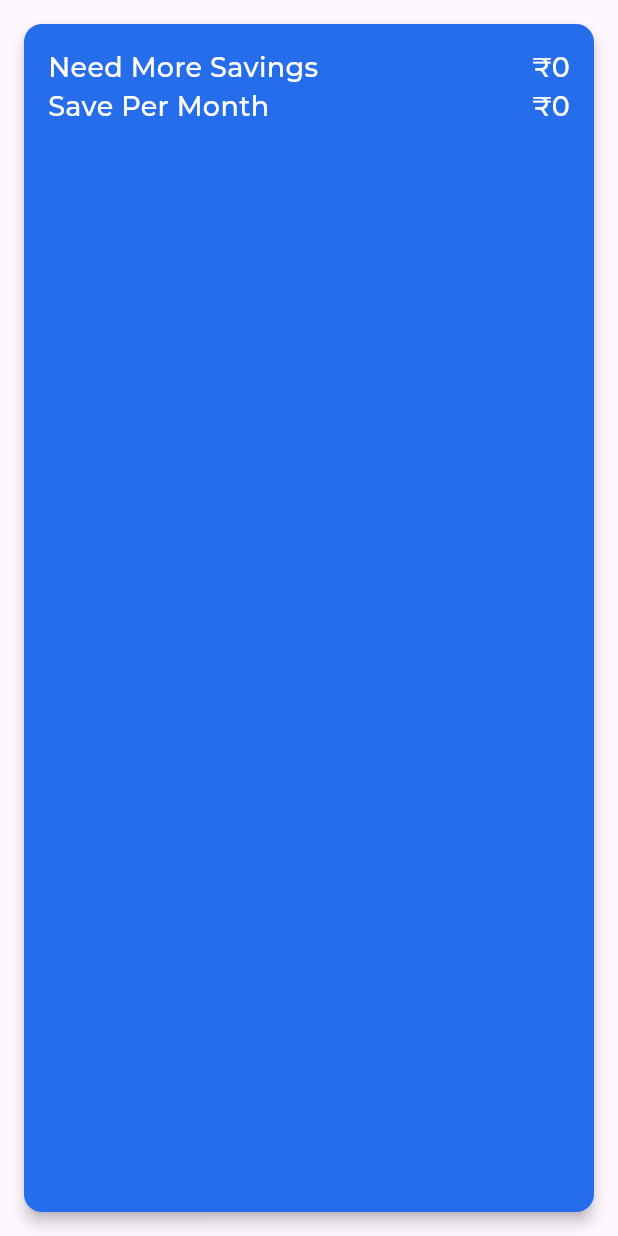
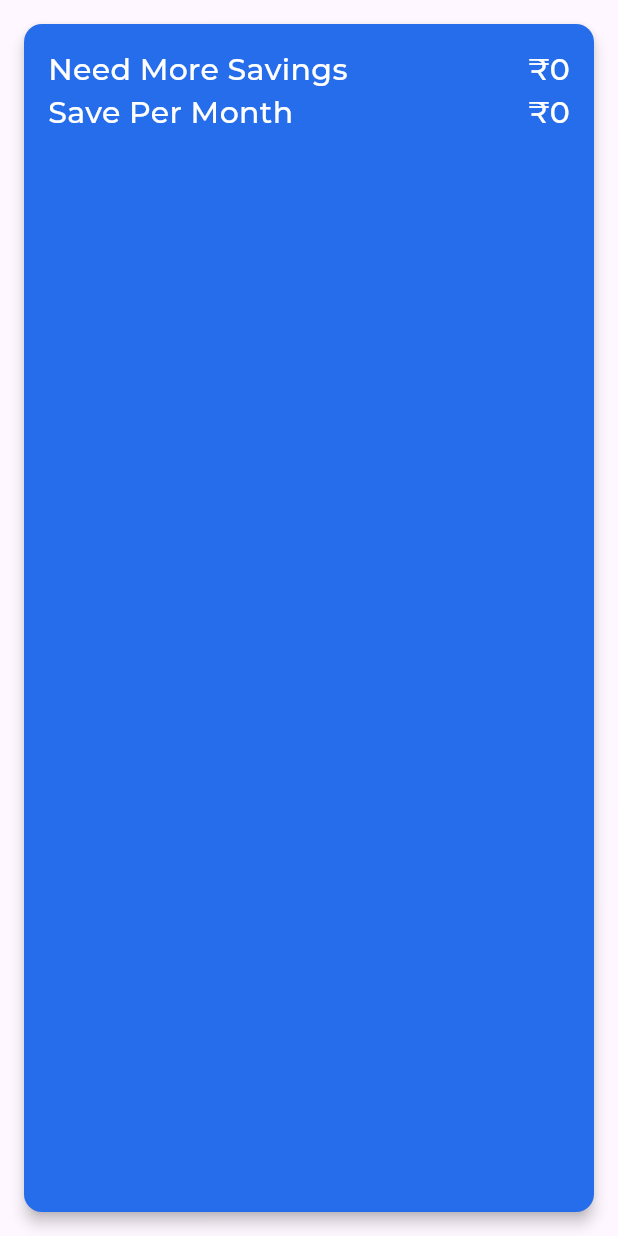
Before and after one commit to Shreyansh-Tripathi/Savey, a Flutter app: the DataCard widget shown alone on an empty page, opened directly with empty values, on a phone screen of 412 x 824 dp. Run offline on Flutter 3.47's test engine with Material 3 defaults, Android fonts, the light colour scheme and no system bars; our stand-ins replace cloud_firestore, firebase_core; accounts and stored records are empty; project files that could hold a hidden picture were left out.

Commit message:
added constants

```diff
--- /dev/null
+++ b/devtools_options.yaml
@@ -0,0 +1 @@
+extensions:
--- a/lib/constants/color_constants.dart
+++ b/lib/constants/color_constants.dart
@@ -6,6 +6,9 @@ class ColorConstants {
   static const redColor = Colors.red;
   static const greenColor = Colors.green;
   static const cardBlue = Color(0xFF256DEA);
+  static const white = Colors.white;
+  static const offWhite = Color.fromARGB(255, 209, 209, 209);
+  static const black = Colors.black;
   static const colorsList = [
     Color(0xff2671F3),
     Color(0xffFF5733),
@@ -15,4 +18,32 @@ class ColorConstants {
     Color(0xfffffafa),
     Color(0xff27DCC2),
   ];
+
+  static const appTextTheme = TextTheme(
+    displayLarge: TextStyle(
+      color: white,
+      fontWeight: FontWeight.bold,
+      fontSize: 40,
+    ),
+    displayMedium: TextStyle(
+      color: white,
+      fontWeight: FontWeight.bold,
+      fontSize: 20,
+    ),
+    displaySmall: TextStyle(
+      color: white,
+      fontWeight: FontWeight.bold,
+      fontSize: 15,
+    ),
+    bodyMedium: TextStyle(
+      color: white,
+      fontWeight: FontWeight.normal,
+      fontSize: 20,
+    ),
+    bodySmall: TextStyle(
+      color: black,
+      fontWeight: FontWeight.bold,
+      fontSize: 15,
+    ),
+  );
 }
--- a/lib/my_app.dart
+++ b/lib/my_app.dart
@@ -19,6 +19,7 @@ class MyApp extends StatelessWidget {
     return  MaterialApp(
       theme: ThemeData(
         fontFamily: 'Montserrat',
+        textTheme: ColorConstants.appTextTheme,
       ),
       debugShowCheckedModeBanner: false,
       home: ChangeNotifierProvider(
--- a/lib/ui/widgets/data_card.dart
+++ b/lib/ui/widgets/data_card.dart
@@ -29,21 +29,13 @@ class DataCard extends StatelessWidget {
               crossAxisAlignment: CrossAxisAlignment.start,
               mainAxisAlignment: MainAxisAlignment.spaceBetween,
               children: [
-                const Text(
+                Text(
                   StringConstants.needMoreSavings,
-                  style:  TextStyle(
-                    color: Colors.white,
-                    fontSize: 18.0,
-                    fontWeight: FontWeight.normal,
-                  ),
+                  style: Theme.of(context).textTheme.bodyMedium,
                 ),
                 Text(
                   '${StringConstants.currencySymbol}$amountLeft',
-                  style: const TextStyle(
-                    color: Colors.white,
-                    fontSize: 18.0,
-                    fontWeight: FontWeight.normal,
-                  ),
+                  style: Theme.of(context).textTheme.bodyMedium,
                 ),
               ],
             ),
@@ -51,21 +43,13 @@ class DataCard extends StatelessWidget {
               crossAxisAlignment: CrossAxisAlignment.start,
               mainAxisAlignment: MainAxisAlignment.spaceBetween,
               children: [
-                const Text(
+                Text(
                   StringConstants.savePerMonth,
-                  style:  TextStyle(
-                    color: Colors.white,
-                    fontSize: 18.0,
-                    fontWeight: FontWeight.normal,
-                  ),
+                  style: Theme.of(context).textTheme.bodyMedium,
                 ),
                 Text(
                   '${StringConstants.currencySymbol}$savePerMonth',
-                  style: const TextStyle(
-                    color: Colors.white,
-                    fontSize: 18.0,
-                    fontWeight: FontWeight.normal,
-                  ),
+                  style: Theme.of(context).textTheme.bodyMedium,
                 ),
               ],
             ),
```
Also changed, not shown: lib/ui/screen/goal_detail_screen.dart (+34 -51 lines), lib/ui/widgets/savings_data_sheet.dart (+11 -18 lines).
